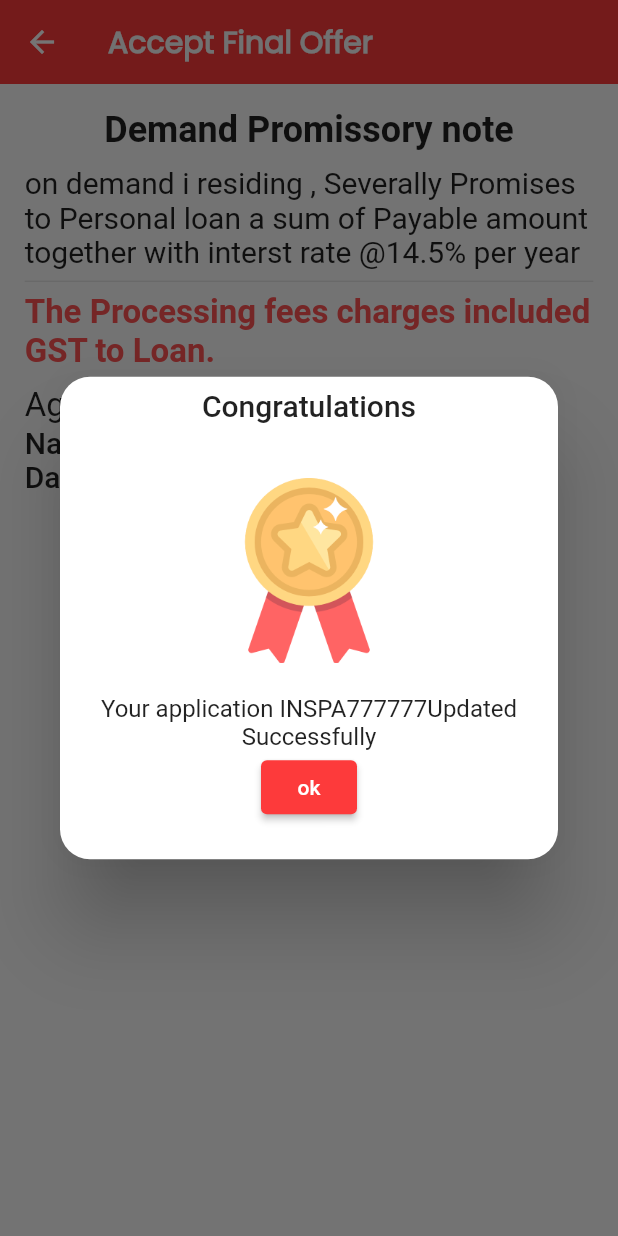
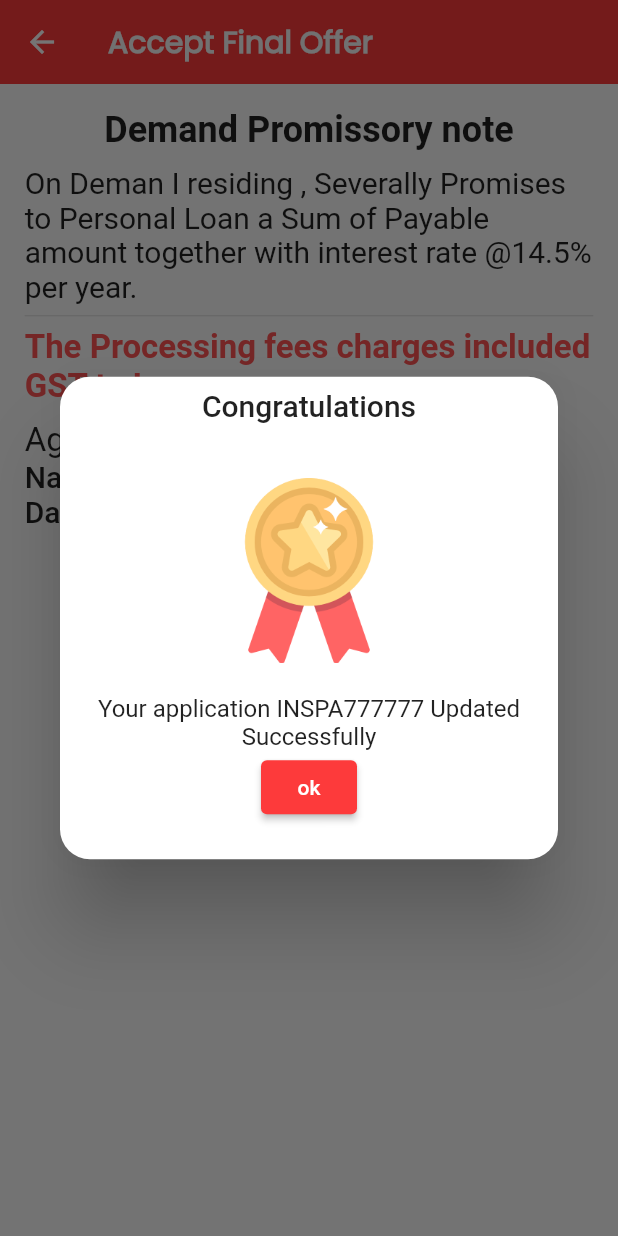
Before and after one commit to paragbhimani/Red-Speed-loan, a Flutter app: the FinalOfferView screen opened by its route, after a tap on "Next", on a phone screen of 412 x 824 dp. Run offline on Flutter 3.47's test engine with Material 2 defaults, Android fonts, the phone set to English and light mode, and no system bars; our stand-ins replace cloud_firestore, connectivity_plus, firebase_core, get, get_storage, google_mobile_ads and 1 more; missing offline and left inert: store_redirect; accounts and stored records are empty.

Commit message:
fix issues

```diff
--- a/lib/controller/loan_detail_controller.dart
+++ b/lib/controller/loan_detail_controller.dart
@@ -9,7 +9,7 @@ class LoanDetailController extends GetxController {
 
   void validator (){
     amtError = amountController.text.isEmpty ? "Please Enter Amount":null;
-    tenureError = tenureController.text.isEmpty ? "Please Enter Tenure": int.parse(tenureController.text) < 3 ? 'Lone tenure Must Be Grater Than 3' :  null;
+    tenureError = tenureController.text.isEmpty ? "Please Enter Tenure": int.parse(tenureController.text) < 3 ? 'Lone tenure Must Be Grater Than 2' :  null;
     update();
   }
 
--- a/lib/controller/pan_detail_controller.dart
+++ b/lib/controller/pan_detail_controller.dart
@@ -9,7 +9,7 @@ void validator (){
   Pattern pattern = "[A-Z]{5}[0-9]{4}[A-Z]{1}";
   RegExp regex = RegExp(pattern.toString());
 
-  panError = (!regex.hasMatch(panController.text))
+  panError = (!regex.hasMatch(panController.text.toUpperCase()))
       ? "Please Enter Valid PanCard Number"
       : null;
   update();
--- a/lib/controller/personal_detail_controller.dart
+++ b/lib/controller/personal_detail_controller.dart
@@ -8,8 +8,8 @@ String? fNameError ;
 String? lNameError ;
 
   void validator (){
-    lNameError = firstNameController.text.isEmpty ? "Please Enter First Name":null;
-    fNameError = lastNameController.text.isEmpty ? "Please Enter Last Name":null;
+    fNameError = firstNameController.text.isEmpty ? "Please Enter First Name":null;
+    lNameError = lastNameController.text.isEmpty ? "Please Enter Last Name":null;
     update();
   }
 }
--- a/lib/utils/image_constant.dart
+++ b/lib/utils/image_constant.dart
@@ -24,5 +24,6 @@ class ImageConstant {
   static const about = "assets/icons/information.png";
   static const congratulations = "assets/backgrounds/Congratulations.jpg";
   static const checkStatus = "assets/icons/check_status.png";
-  static const quality = "assets/backgrounds/quality.png";
+  static const quality = "assets/icons/quality.png";
+  static const noWifi = "assets/icons/no-wifi.png";
 }
--- a/lib/view/final_offer_view.dart
+++ b/lib/view/final_offer_view.dart
@@ -3,10 +3,10 @@ import 'package:flutter/material.dart';
 import 'package:get/get.dart';
 import 'package:intl/intl.dart';
 import 'package:lone_counter/controller/final_offer_controller.dart';
-import 'package:lone_counter/utils/colors_constant.dart';
 import 'package:lone_counter/utils/image_constant.dart';
 import 'package:lone_counter/utils/string_constant.dart';
 import 'package:lone_counter/widget/app_bar.dart';
+import 'package:lone_counter/widget/customDialog.dart';
 import 'package:lone_counter/widget/custom_button.dart';
 import 'package:lone_counter/utils/share_preference.dart';
 
@@ -42,7 +42,7 @@ class FinalOfferView extends StatelessWidget {
                         ),
                         const Text(
                           textAlign: TextAlign.start,
-                          "on demand i residing , Severally Promises to Personal loan a sum of Payable amount together with interst rate @14.5% per year ",
+                          "On Deman I residing , Severally Promises to Personal Loan a Sum of Payable amount together with interest rate @14.5% per year.",
                           style: TextStyle(
                               fontSize: 20, fontWeight: FontWeight.w400),
                         ),
@@ -104,27 +104,13 @@ class FinalOfferView extends StatelessWidget {
                                       applicationId = applicationId +
                                           Random().nextInt(9).toString();
                                     }
-
                                     Get.defaultDialog(
                                       title: "Congratulations",
-                                      content: Column(
-                                        children: [
-                                          SizedBox(
-                                              height: Get.height * 0.2,
-                                              width: Get.width * 0.3,
-                                              child: Image.asset(
-                                                  ImageConstant.quality)),
-                                          Text(
-                                            "Your application ${applicationId}Updated Successfully",
-                                            textAlign: TextAlign.center,
-                                          ),
-                                          ElevatedButton(
-                                            style: ButtonStyle(
-                                              backgroundColor:
-                                                  MaterialStateProperty.all(
-                                                      ColorConstant
-                                                          .primaryColor),
-                                            ),
+                                      content: customDialog(
+                                        image: ImageConstant.quality,
+                                        text:
+                                            "Your application $applicationId Updated Successfully",
+                                        showElevated: true,
                                         onPressed: () {
                                           List<dynamic> storedValue =
                                               AppSharedPreference.value;
@@ -136,14 +122,10 @@ class FinalOfferView extends StatelessWidget {
                                           });
                                           AppSharedPreference.setValue(
                                               storedValue);
-                                              print(storedValue);
                                           Get.back();
                                           controller.isShow = true;
                                           controller.update();
                                         },
-                                            child: const Text("ok"),
-                                          ),
-                                        ],
                                       ),
                                     );
                                   },
--- /dev/null
+++ b/lib/widget/customDialog.dart
@@ -0,0 +1,32 @@
+import 'package:flutter/material.dart';
+import 'package:get/get.dart';
+import 'package:lone_counter/utils/colors_constant.dart';
+
+Widget customDialog(
+    {required String image,
+    VoidCallback? onPressed,
+    required String text,
+    required bool showElevated}) {
+  return Column(
+    children: [
+      SizedBox(
+          height: Get.height * 0.2,
+          width: Get.width * 0.3,
+          child: Image.asset(image)),
+      Text(
+        text,
+        textAlign: TextAlign.center,
+      ),
+      showElevated
+          ? ElevatedButton(
+              style: ButtonStyle(
+                backgroundColor:
+                    MaterialStateProperty.all(ColorConstant.primaryColor),
+              ),
+              onPressed: onPressed,
+              child: const Text("ok"),
+            )
+          : const SizedBox(),
+    ],
+  );
+}
```
Also changed, not shown: lib/controller/connectivity_controller.dart (+9 -3 lines), lib/view/loan_status_view.dart (+19 -5 lines), assets/icons/no-wifi.png (added), assets/icons/quality.png (renamed from assets/backgrounds/quality.png), assets/new splash screen.gif (deleted), assets/splash_screengif.gif (deleted). Lines whose indentation alone changed are shown as unchanged.
